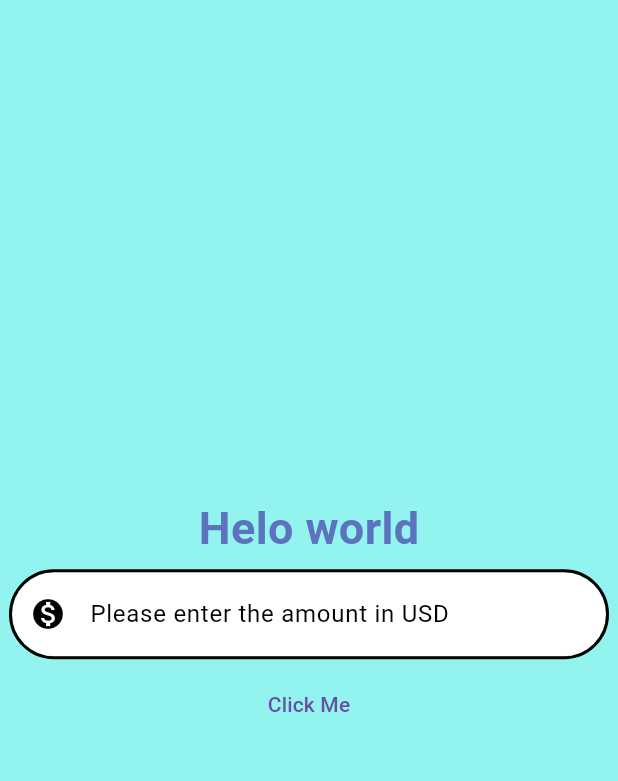
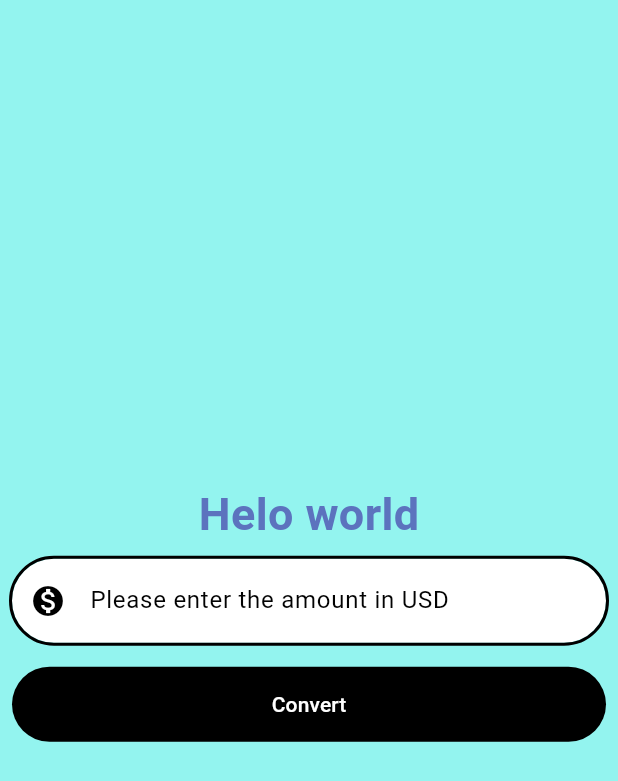
Before and after one commit to shinitks/Currency_Convertor, a Flutter app: the screen it shows after launch, on a phone screen of 412 x 824 dp. Shown: the top 781 px of the screen. Run offline on Flutter 3.47's test engine with Material 3 defaults, Android fonts, the phone set to English and light mode, and no system bars.

Commit message:
TextButton

```diff
--- a/lib/currency_convertor_material_page.dart
+++ b/lib/currency_convertor_material_page.dart
@@ -54,13 +54,22 @@ class CurrencyConvertMaterialPage extends StatelessWidget {
                   ),
                 ),
               ),
-              TextButton(
-                onPressed: () {
-                  if (kDebugMode) {
-                    print('Button clicked');
-                  }
-                },
-                child: const Text('Click Me'),
+              Padding(
+                padding: const EdgeInsets.all(8.0),
+                child: TextButton(
+                  onPressed: () {
+                    if (kDebugMode) {
+                      print('Button clicked');
+                    }
+                  },
+                  style:const ButtonStyle(
+                    backgroundColor: WidgetStatePropertyAll(Colors.black),
+                    foregroundColor: WidgetStatePropertyAll(Colors.white),
+                    minimumSize: WidgetStatePropertyAll(Size(double.infinity, 50))
+                  ),
+                  child: const Text('Convert'),
+
+                ),
               ),
             ],
           ),
```
